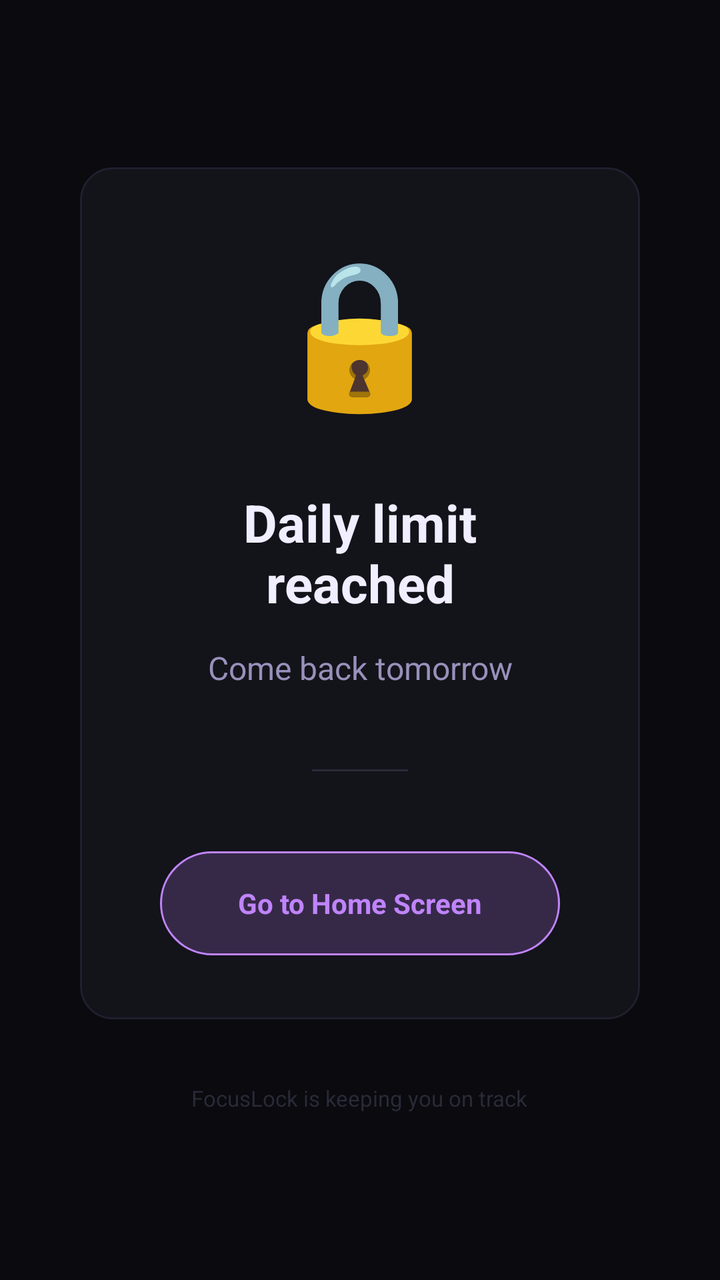
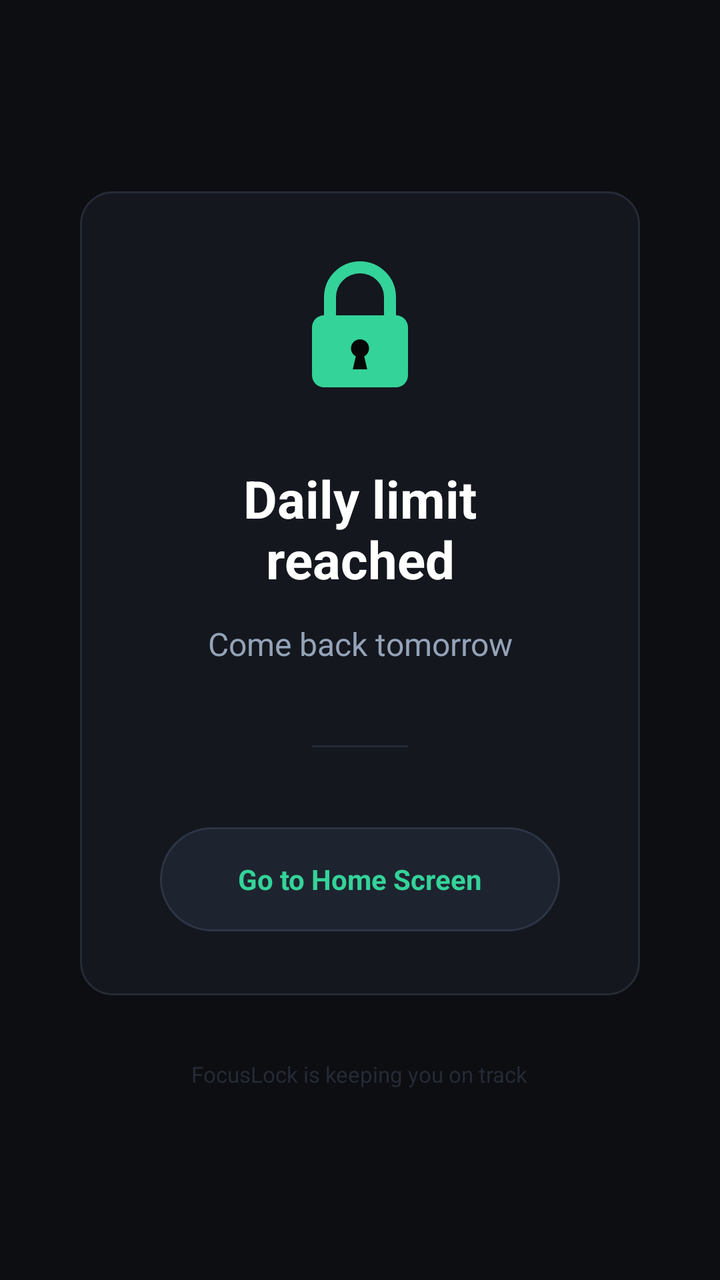

Screens rendered from an Android XML layout before and after an edit, with the pre-edit source and the edit as a unified diff.
<!-- AndroidManifest.xml: activity theme Theme.FocusLock -->
<!-- res/layout/activity_block.xml -->
<?xml version="1.0" encoding="utf-8"?>
<LinearLayout
    xmlns:android="http://schemas.android.com/apk/res/android"
    android:layout_width="match_parent"
    android:layout_height="match_parent"
    android:orientation="vertical"
    android:gravity="center"
    android:padding="40dp"
    android:background="#0a0a0f">

    
    <LinearLayout
        android:layout_width="match_parent"
        android:layout_height="wrap_content"
        android:orientation="vertical"
        android:gravity="center"
        android:background="@drawable/bg_card"
        android:padding="32dp">

        
        <TextView
            android:id="@+id/txt_emoji"
            android:layout_width="wrap_content"
            android:layout_height="wrap_content"
            android:text="🔒"
            android:textSize="72sp"
            android:layout_marginBottom="32dp" />

        
        <TextView
            android:id="@+id/txt_title"
            android:layout_width="wrap_content"
            android:layout_height="wrap_content"
            android:text="Daily limit reached"
            android:textSize="26sp"
            android:textStyle="bold"
            android:textColor="#f0eeff"
            android:gravity="center"
            android:layout_marginBottom="14dp" />

        
        <TextView
            android:id="@+id/txt_subtitle"
            android:layout_width="wrap_content"
            android:layout_height="wrap_content"
            android:text="Come back tomorrow"
            android:textSize="16sp"
            android:textColor="#9990bb"
            android:gravity="center"
            android:lineSpacingMultiplier="1.4"
            android:layout_marginBottom="40dp" />

        
        <View
            android:layout_width="48dp"
            android:layout_height="1dp"
            android:background="#2a2a38"
            android:layout_marginBottom="40dp" />

        
        <TextView
            android:id="@+id/btn_go_home"
            android:layout_width="200dp"
            android:layout_height="52dp"
            android:text="Go to Home Screen"
            android:textSize="14sp"
            android:textStyle="bold"
            android:textColor="#c084fc"
            android:gravity="center"
            android:background="@drawable/bg_button_secondary" />

    </LinearLayout>

    
    <TextView
        android:layout_width="wrap_content"
        android:layout_height="wrap_content"
        android:text="FocusLock is keeping you on track"
        android:textSize="11sp"
        android:textColor="#2a2a38"
        android:gravity="center"
        android:layout_marginTop="32dp" />

</LinearLayout>
<!-- resources referenced by this layout -->
<resources>
  <!-- drawable bg_button_secondary (drawable) -->
  <?xml version="1.0" encoding="utf-8"?>
  <shape xmlns:android="http://schemas.android.com/apk/res/android"
      android:shape="rectangle">
      <solid android:color="#33c084fc" /> 
      <corners android:radius="28dp" />
      <stroke android:width="1dp" android:color="#c084fc" />
  </shape>
  <!-- drawable bg_card (drawable) -->
  <?xml version="1.0" encoding="utf-8"?>
  <shape xmlns:android="http://schemas.android.com/apk/res/android"
      android:shape="rectangle">
      <solid android:color="#13131a" />
      <corners android:radius="16dp" />
      <stroke android:width="1dp" android:color="#1f1f2e" />
  </shape>
  <style name="Theme.FocusLock" parent="Base.Theme.FocusLock" />
  <style name="Base.Theme.FocusLock" parent="Theme.Material3.DayNight.NoActionBar">
          
          
      </style>
</resources>

<!-- the commit's change to res/layout/activity_block.xml (unified diff, before → after) -->
@@ -6,7 +6,7 @@
     android:orientation="vertical"
     android:gravity="center"
     android:padding="40dp"
-    android:background="#0a0a0f">
+    android:background="@color/surface_bg">
 
     
     <LinearLayout
@@ -18,12 +18,11 @@
         android:padding="32dp">
 
         
-        <TextView
-            android:id="@+id/txt_emoji"
-            android:layout_width="wrap_content"
-            android:layout_height="wrap_content"
-            android:text="🔒"
-            android:textSize="72sp"
+        <ImageView
+            android:id="@+id/img_block_icon"
+            android:layout_width="72dp"
+            android:layout_height="72dp"
+            android:src="@drawable/ic_lock_closed"
             android:layout_marginBottom="32dp" />
 
         
@@ -34,7 +33,7 @@
             android:text="Daily limit reached"
             android:textSize="26sp"
             android:textStyle="bold"
-            android:textColor="#f0eeff"
+            android:textColor="#FFFFFF"
             android:gravity="center"
             android:layout_marginBottom="14dp" />
 
@@ -45,7 +44,7 @@
             android:layout_height="wrap_content"
             android:text="Come back tomorrow"
             android:textSize="16sp"
-            android:textColor="#9990bb"
+            android:textColor="#94A3B8"
             android:gravity="center"
             android:lineSpacingMultiplier="1.4"
             android:layout_marginBottom="40dp" />
@@ -54,7 +53,7 @@
         <View
             android:layout_width="48dp"
             android:layout_height="1dp"
-            android:background="#2a2a38"
+            android:background="#252B36"
             android:layout_marginBottom="40dp" />
 
         
@@ -65,7 +64,7 @@
             android:text="Go to Home Screen"
             android:textSize="14sp"
             android:textStyle="bold"
-            android:textColor="#c084fc"
+            android:textColor="#34d399"
             android:gravity="center"
             android:background="@drawable/bg_button_secondary" />
 
@@ -77,7 +76,7 @@
         android:layout_height="wrap_content"
         android:text="FocusLock is keeping you on track"
         android:textSize="11sp"
-        android:textColor="#2a2a38"
+        android:textColor="#252B36"
         android:gravity="center"
         android:layout_marginTop="32dp" />
 
<!-- resource entries referenced after the edit -->
@@ -1,21 +1,51 @@
 <!-- resources referenced by this layout -->
 <resources>
+  <color name="surface_bg">#FF0C0E12</color>
   <!-- drawable bg_button_secondary (drawable) -->
   <?xml version="1.0" encoding="utf-8"?>
-  <shape xmlns:android="http://schemas.android.com/apk/res/android"
-      android:shape="rectangle">
-      <solid android:color="#33c084fc" /> 
-      <corners android:radius="28dp" />
-      <stroke android:width="1dp" android:color="#c084fc" />
-  </shape>
+  <ripple xmlns:android="http://schemas.android.com/apk/res/android"
+      android:color="#20ffffff">
+      <item>
+          <shape android:shape="rectangle">
+              <solid android:color="#1E242F" />
+              <corners android:radius="28dp" />
+              <stroke android:width="1dp" android:color="#2D3545" />
+          </shape>
+      </item>
+  </ripple>
   <!-- drawable bg_card (drawable) -->
   <?xml version="1.0" encoding="utf-8"?>
-  <shape xmlns:android="http://schemas.android.com/apk/res/android"
-      android:shape="rectangle">
-      <solid android:color="#13131a" />
-      <corners android:radius="16dp" />
-      <stroke android:width="1dp" android:color="#1f1f2e" />
-  </shape>
+  <ripple xmlns:android="http://schemas.android.com/apk/res/android"
+      android:color="#20ffffff">
+      <item>
+          <shape android:shape="rectangle">
+              <solid android:color="#14171E" />
+              <corners android:radius="16dp" />
+              <stroke android:width="1dp" android:color="#252B36" />
+          </shape>
+      </item>
+  </ripple>
+  <!-- drawable ic_lock_closed (drawable) -->
+  <vector xmlns:android="http://schemas.android.com/apk/res/android"
+      android:width="24dp"
+      android:height="24dp"
+      android:viewportWidth="24"
+      android:viewportHeight="24">
+      
+      <path
+          android:pathData="M7,10V7C7,4.24 9.24,2 12,2C14.76,2 17,4.24 17,7V10"
+          android:strokeWidth="2"
+          android:strokeColor="#34D399"
+          android:strokeLineCap="round"/>
+      
+      <path
+          android:pathData="M6,10H18C19.1,10 20,10.9 20,12V20C20,21.1 19.1,22 18,22H6C4.9,22 4,21.1 4,20V12C4,10.9 4.9,10 6,10Z"
+          android:fillColor="#34D399"/>
+      
+      <path
+          android:pathData="M12,14C11.17,14 10.5,14.67 10.5,15.5C10.5,16.08 10.83,16.58 11.3,16.82L10.8,19H13.2L12.7,16.82C13.17,16.58 13.5,16.08 13.5,15.5C13.5,14.67 12.83,14 12,14Z"
+          android:fillColor="#050807"/>
+  </vector>
   <style name="Theme.FocusLock" parent="Base.Theme.FocusLock" />
   <style name="Base.Theme.FocusLock" parent="Theme.Material3.DayNight.NoActionBar">
           
